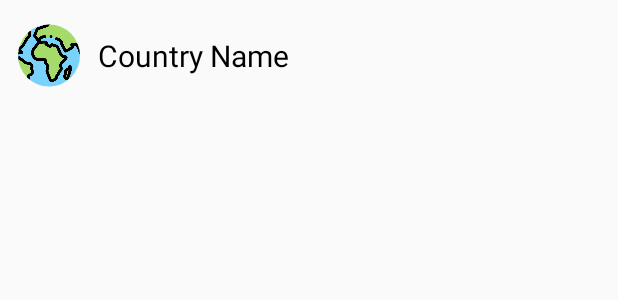
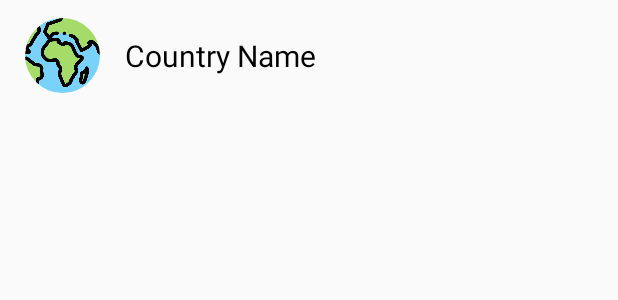
Before and after one commit to Floatjitsu/Meet-A-Local, an Android app: the layout item_country.xml on its own in the app's theme, with its tools: preview values and no code run, on a phone screen of 412 x 824 dp. Shown: the top 300 px of the screen. Run offline under Robolectric (Android 15) with nearby library versions, the phone set to English and light mode, and no system bars.

```diff
--- a/app/src/main/java/com/main/meetalocal/activity/EditBucketListActivity.java
+++ b/app/src/main/java/com/main/meetalocal/activity/EditBucketListActivity.java
@@ -38,6 +38,8 @@ public class EditBucketListActivity extends AppCompatActivity {
 
         setUpRecyclerView();
 
+        mEditBucketListAdapter = new EditBucketListAdapter(new ArrayList<CountryModel>(), mContext);
+
         mSearchView = findViewById(R.id.search_view_edit_bucket_list_activity);
         mSearchView.setOnQueryTextListener(new SearchView.OnQueryTextListener() {
             @Override
@@ -49,7 +51,7 @@ public class EditBucketListActivity extends AppCompatActivity {
             @Override
             public boolean onQueryTextChange(String newText) {
                 mEditBucketListAdapter.filterCountryList(newText);
-                return false;
+                return true;
             }
         });
     }
--- /dev/null
+++ b/app/src/main/res/drawable/background_country_item.xml
@@ -0,0 +1,7 @@
+<?xml version="1.0" encoding="utf-8"?>
+<selector xmlns:android="http://schemas.android.com/apk/res/android">
+
+    <item android:state_pressed="true" android:drawable="@color/colorSecondaryDark" />
+    <item android:state_pressed="false" android:drawable="@color/colorSecondary" />
+
+</selector>
--- a/app/src/main/res/layout/item_country.xml
+++ b/app/src/main/res/layout/item_country.xml
@@ -3,14 +3,14 @@
     android:orientation="horizontal"
     android:layout_width="match_parent"
     android:layout_height="wrap_content"
-    android:background="@color/colorSecondary"
+    android:background="@drawable/background_country_item"
     android:padding="12dp">
 
     <de.hdodenhof.circleimageview.CircleImageView
         android:id="@+id/image_country_flag_round"
         android:layout_width="0dp"
         android:layout_height="50dp"
-        android:layout_weight="0.1"
+        android:layout_weight="0.15"
         android:src="@drawable/image_earth"/>
 
     <TextView
@@ -25,7 +25,7 @@
         android:textColor="@color/textColor"/>
 
     <ImageView
-        android:id="@+id/image_check_mark"
+        android:id="@+id/image_country_check_mark"
         android:layout_width="0dp"
         android:layout_height="wrap_content"
         android:layout_weight="0.1"
```
Also changed, not shown: app/src/main/java/com/main/meetalocal/adapter/EditBucketListAdapter.java (+13 -2 lines).
